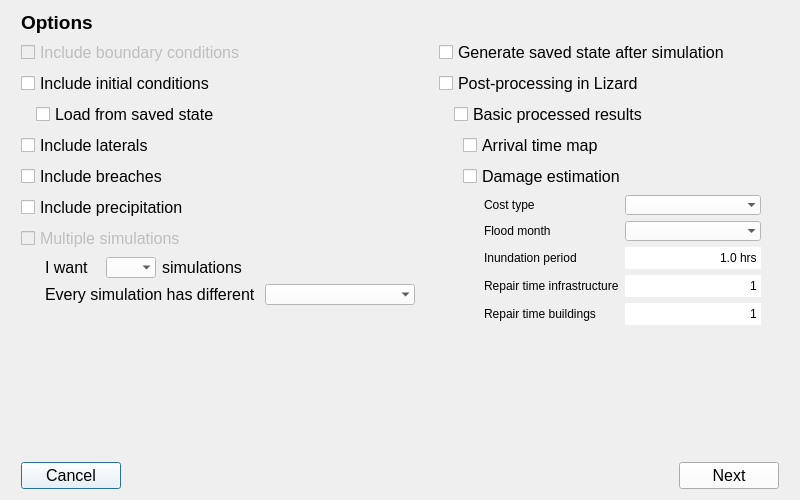
The window that threedi_api_qgis_client/ui/init_dialog.ui (nens/threedi-api-qgis-client) describes before a commit, drawn with Qt 5.
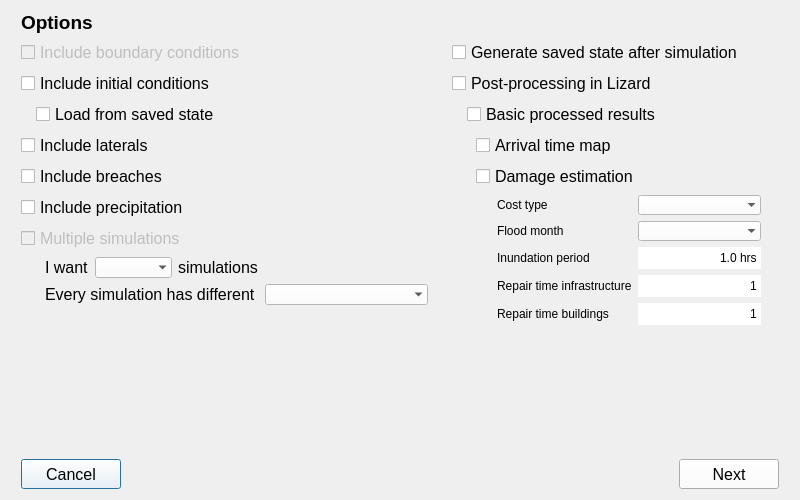
The same window after the commit.

What changed in the file:
```diff
--- a/threedi_api_qgis_client/ui/init_dialog.ui
+++ b/threedi_api_qgis_client/ui/init_dialog.ui
@@ -692,7 +692,7 @@
              </property>
              <property name="maximumSize">
               <size>
-               <width>55</width>
+               <width>16777215</width>
                <height>16777215</height>
               </size>
              </property>
@@ -710,14 +710,14 @@
            <item>
             <widget class="QComboBox" name="dd_number_of_simulation">
              <property name="sizePolicy">
-              <sizepolicy hsizetype="Minimum" vsizetype="Fixed">
+              <sizepolicy hsizetype="Minimum" vsizetype="Preferred">
                <horstretch>0</horstretch>
                <verstretch>0</verstretch>
               </sizepolicy>
              </property>
              <property name="maximumSize">
               <size>
-               <width>50</width>
+               <width>16777215</width>
                <height>16777215</height>
               </size>
              </property>
@@ -854,6 +854,12 @@
            </item>
            <item>
             <widget class="QLabel" name="label_4">
+             <property name="minimumSize">
+              <size>
+               <width>250</width>
+               <height>0</height>
+              </size>
+             </property>
              <property name="font">
               <font>
                <family>Segoe UI</family>
@@ -1060,7 +1066,7 @@
        <property name="minimumSize">
         <size>
          <width>100</width>
-         <height>0</height>
+         <height>30</height>
         </size>
        </property>
        <property name="text">
@@ -1073,7 +1079,7 @@
        <property name="minimumSize">
         <size>
          <width>100</width>
-         <height>0</height>
+         <height>30</height>
         </size>
        </property>
        <property name="text">
```
